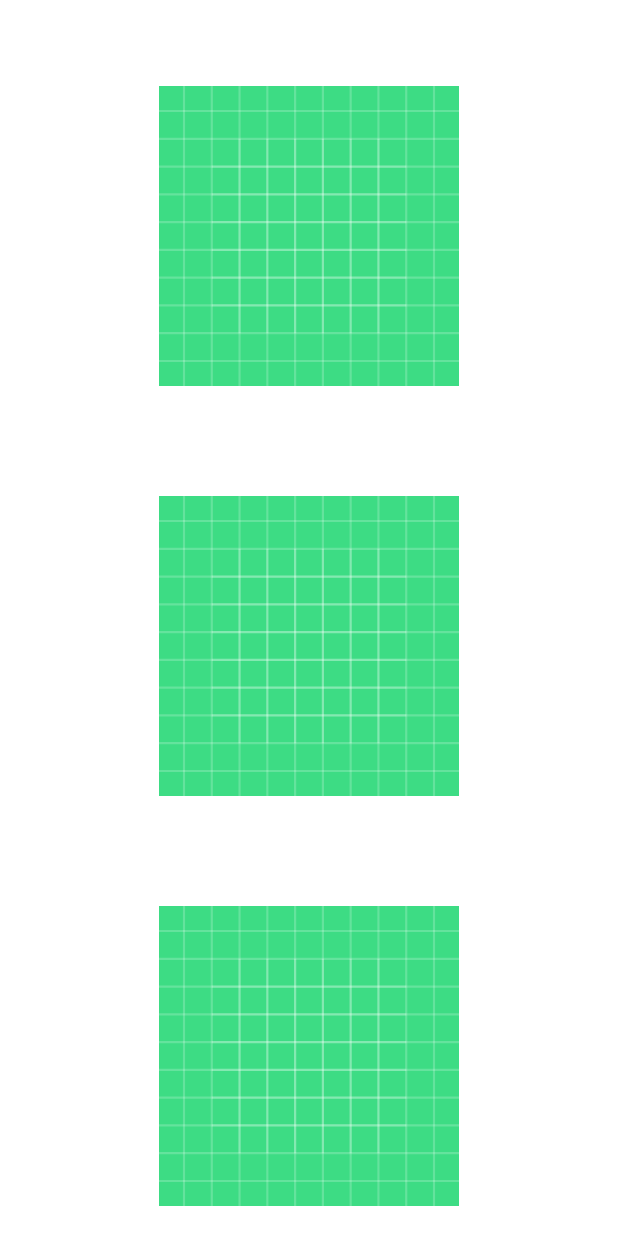
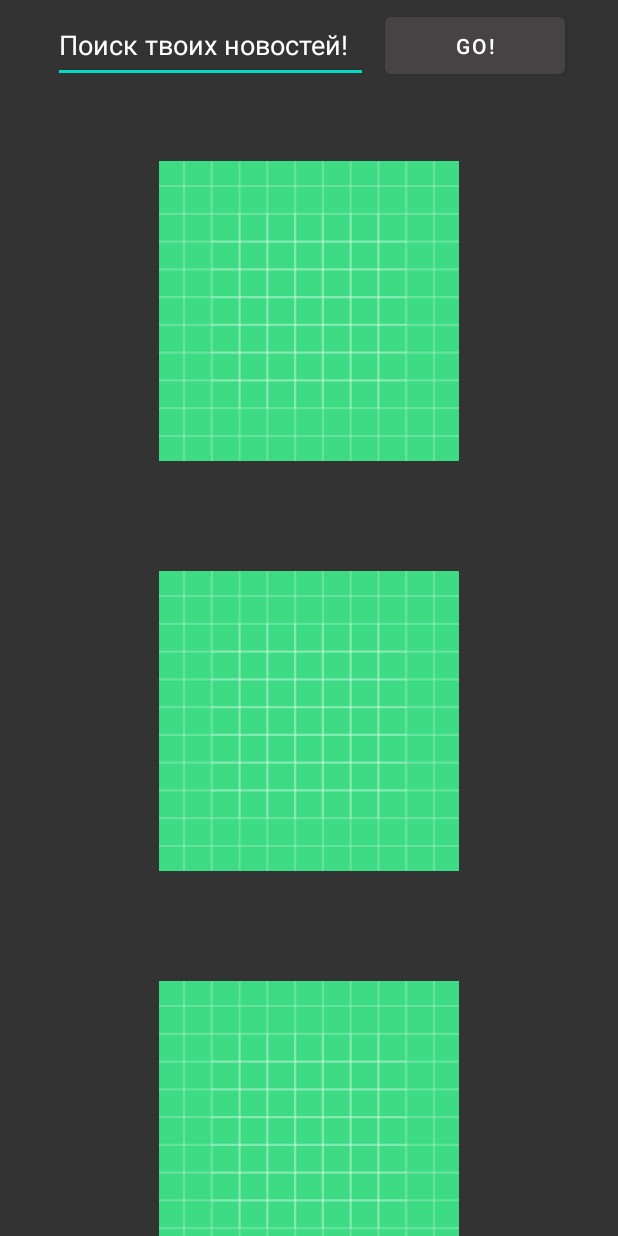
Before and after one commit to SklRV/MyNewsApp, an Android app: the layout fragment_home.xml on its own in the app's theme, with its tools: preview values and no code run, on a phone screen of 412 x 824 dp. Run offline under Robolectric (Android 15) with nearby library versions, the phone set to English and light mode, and no system bars; network calls fail.

Commit message:
Теперь мы можем искать любые новости

```diff
--- a/app/src/main/res/layout/fragment_home.xml
+++ b/app/src/main/res/layout/fragment_home.xml
@@ -1,14 +1,51 @@
 <?xml version="1.0" encoding="utf-8"?>
-<androidx.recyclerview.widget.RecyclerView
+<androidx.constraintlayout.widget.ConstraintLayout
     xmlns:android="http://schemas.android.com/apk/res/android"
     xmlns:app="http://schemas.android.com/apk/res-auto"
     xmlns:tools="http://schemas.android.com/tools"
+    android:layout_width="match_parent"
+    android:layout_height="match_parent"
+    android:background="@color/background"
+    tools:context=".ui.home.HomeFragment">
+
+    <EditText
+        android:id="@+id/userSearch"
+        android:layout_width="210dp"
+        android:layout_height="50dp"
+        android:layout_marginStart="35dp"
+        android:layout_marginTop="20dp"
+        android:layout_marginBottom="10dp"
+        android:layout_weight="1"
+        android:hint="@string/text_search"
+        android:maxLength="20"
+        android:maxLines="1"
+        android:textColor="@color/textColor"
+        android:textColorHint="@color/textColor"
+        android:textSize="18sp"
+        app:layout_constraintBottom_toTopOf="@+id/list"
+        app:layout_constraintStart_toStartOf="parent"
+        app:layout_constraintTop_toTopOf="parent" />
+
+    <Button
+        android:id="@+id/buttonSearch"
+        android:layout_width="120dp"
+        android:layout_height="50dp"
+        android:layout_marginTop="5dp"
+        android:layout_marginEnd="35dp"
+        android:text="@string/text_search_button"
+        app:layout_constraintEnd_toEndOf="parent"
+        app:layout_constraintTop_toTopOf="parent" />
+
+<androidx.recyclerview.widget.RecyclerView
     android:id="@+id/list"
     android:name="com.example.thisismynews.HomeFragment"
     android:layout_width="match_parent"
     android:layout_height="match_parent"
     android:layout_marginLeft="16dp"
     android:layout_marginRight="16dp"
+    android:layout_marginTop="50dp"
     app:layoutManager="LinearLayoutManager"
     tools:context=".ui.home.HomeFragment"
     tools:listitem="@layout/list_item_news" />
+
+</androidx.constraintlayout.widget.ConstraintLayout>
--- a/app/src/main/res/values/strings.xml
+++ b/app/src/main/res/values/strings.xml
@@ -18,4 +18,6 @@
     <string name="title_notifications">Following</string>
     <string name="text_dashboard">Meow?</string>
     <string name="text_notifications">Meow!</string>
+    <string name="text_search">Поиск твоих новостей!</string>
+    <string name="text_search_button">Go!</string>
 </resources>
```
Also changed, not shown: app/src/main/java/com/example/mynewsapp/ui/home/HomeFragment.kt (+26 -11 lines).
